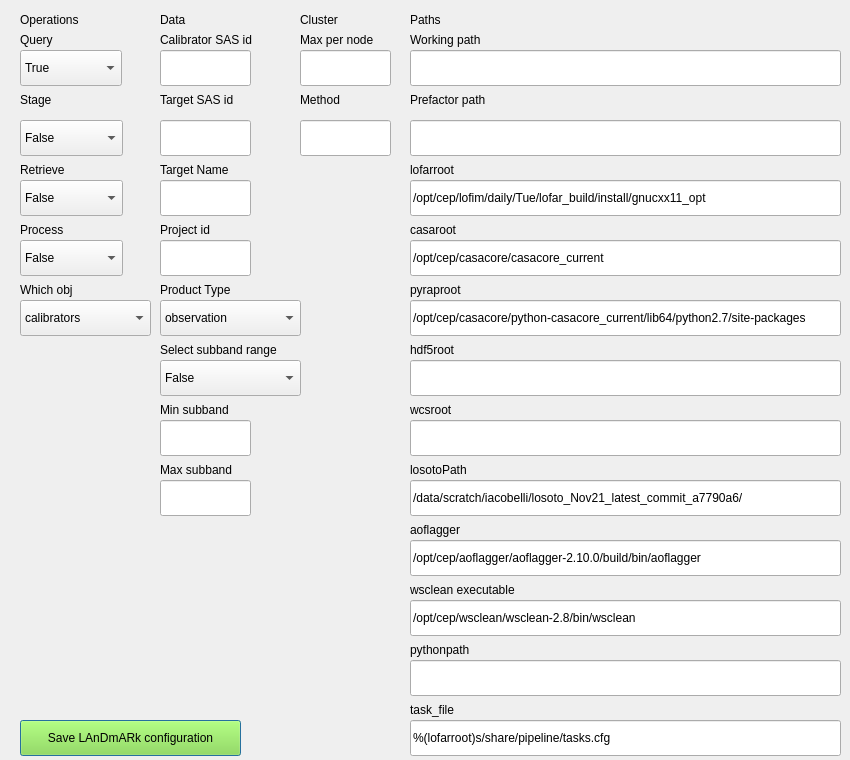
First picture: the form in resources/setup_view.ui, repository sklandrausis/LAnDmARk, before the edit.
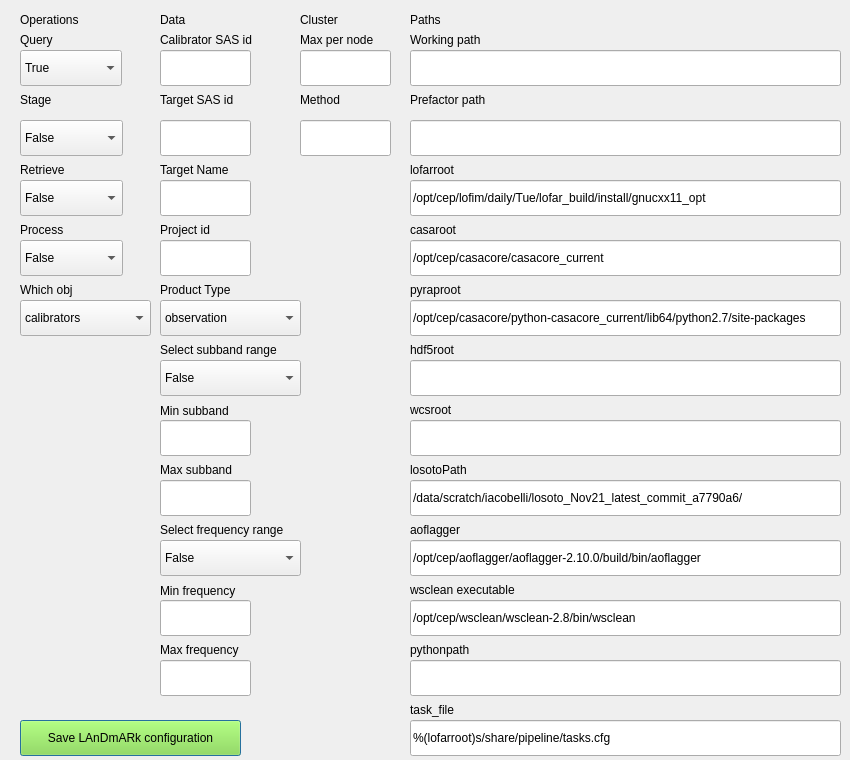
Second picture: the form after the edit.

Commit message: add select frequency range combobox

```diff
--- a/resources/setup_view.ui
+++ b/resources/setup_view.ui
@@ -1261,7 +1261,7 @@
    <property name="geometry">
     <rect>
      <x>160</x>
-     <y>399</y>
+     <y>400</y>
      <width>111</width>
      <height>21</height>
     </rect>
@@ -1309,6 +1309,94 @@
     <string/>
    </property>
   </widget>
+  <widget class="QLineEdit" name="max_frequency_input">
+   <property name="geometry">
+    <rect>
+     <x>160</x>
+     <y>660</y>
+     <width>91</width>
+     <height>36</height>
+    </rect>
+   </property>
+   <property name="text">
+    <string/>
+   </property>
+  </widget>
+  <widget class="QLabel" name="max_frequency_label">
+   <property name="geometry">
+    <rect>
+     <x>160</x>
+     <y>640</y>
+     <width>111</width>
+     <height>20</height>
+    </rect>
+   </property>
+   <property name="text">
+    <string>Max frequency</string>
+   </property>
+  </widget>
+  <widget class="QLabel" name="select_frequency_range_label">
+   <property name="geometry">
+    <rect>
+     <x>160</x>
+     <y>520</y>
+     <width>151</width>
+     <height>20</height>
+    </rect>
+   </property>
+   <property name="text">
+    <string>Select frequency range</string>
+   </property>
+  </widget>
+  <widget class="QLabel" name="min_frequency_label">
+   <property name="geometry">
+    <rect>
+     <x>160</x>
+     <y>580</y>
+     <width>111</width>
+     <height>21</height>
+    </rect>
+   </property>
+   <property name="text">
+    <string>Min frequency</string>
+   </property>
+  </widget>
+  <widget class="QLineEdit" name="min_frequency_input">
+   <property name="geometry">
+    <rect>
+     <x>160</x>
+     <y>600</y>
+     <width>91</width>
+     <height>36</height>
+    </rect>
+   </property>
+   <property name="text">
+    <string/>
+   </property>
+  </widget>
+  <widget class="QComboBox" name="select_frequency_range_combobox">
+   <property name="geometry">
+    <rect>
+     <x>160</x>
+     <y>540</y>
+     <width>141</width>
+     <height>36</height>
+    </rect>
+   </property>
+   <property name="maxVisibleItems">
+    <number>10</number>
+   </property>
+   <item>
+    <property name="text">
+     <string>False</string>
+    </property>
+   </item>
+   <item>
+    <property name="text">
+     <string>True</string>
+    </property>
+   </item>
+  </widget>
  </widget>
  <tabstops>
   <tabstop>which_combobox</tabstop>
```
The commit also changes 13 other files.
